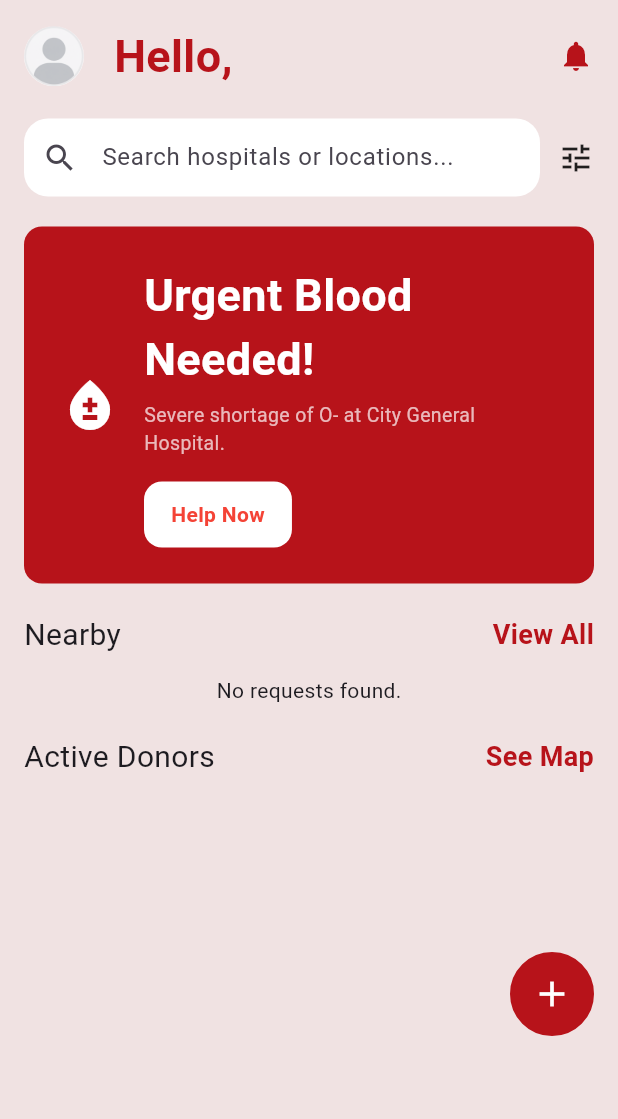
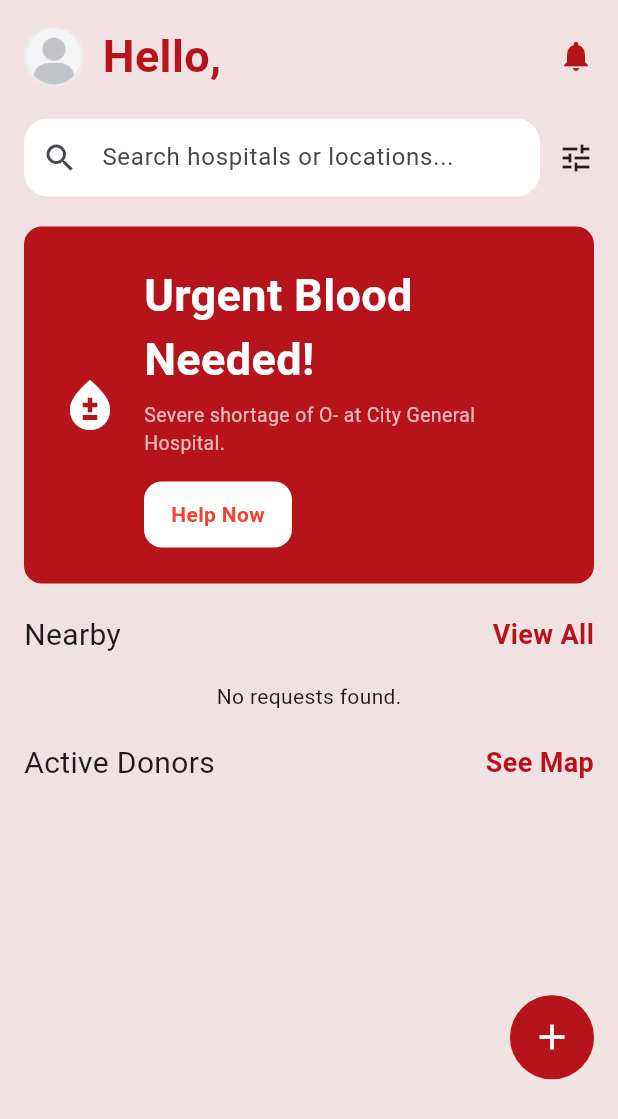
Before and after one commit to Sara2127365/disabilityproject, a Flutter app: the HomeScreen screen opened directly, on a phone screen of 412 x 824 dp. Shown: the top 1119 px of the screen. Run offline on Flutter 3.47's test engine with Material 3 defaults, Android fonts, the phone set to English and light mode, and no system bars; our stand-ins replace bloc, cloud_firestore, device_preview, dio, firebase_auth, firebase_core and 4 more; accounts and stored records are empty.

Commit message:
updateHomeUI

```diff
--- a/lib/features/home/Widgets/active_donors_section.dart
+++ b/lib/features/home/Widgets/active_donors_section.dart
@@ -33,9 +33,9 @@ class _ActiveDonorsSectionState extends State<ActiveDonorsSection> {
             Text('See Map', style: StylesManager.titleText18StylePrimry),
           ],
         ),
-        const SizedBox(height: 15),
+        SizedBox(height: height * 0.01),
         SizedBox(
-          height: height * 0.11,
+          height: height * 0.15,
           child: BlocBuilder<HomeCubit, HomeStates>(
             builder: (context, state) {
               if (state is HomeSuccessState) {
@@ -73,7 +73,7 @@ class _ActiveDonorsSectionState extends State<ActiveDonorsSection> {
             },
           ),
         ),
-        const SizedBox(height: 10),
+        SizedBox(height: height * 0.01),
         Row(
           mainAxisAlignment: MainAxisAlignment.end,
           children: [
--- a/lib/features/home/Widgets/home_header.dart
+++ b/lib/features/home/Widgets/home_header.dart
@@ -10,6 +10,7 @@ class HomeHeader extends StatelessWidget {
 
   @override
   Widget build(BuildContext context) {
+    final width = MediaQuery.of(context).size.width;
     return BlocBuilder<ProfileCubit, ProfileStates>(
       builder: (context, state) {
         if (state is ProfileSuccessState) {
@@ -35,7 +36,7 @@ class HomeHeader extends StatelessWidget {
                         fit: BoxFit.cover,
                       ),
                     ),
-              const SizedBox(width: 20),
+              SizedBox(width: 0.03 * width),
               Expanded(
                 child: Text(
                   'Hello, ${state.userModel.name.split(' ')[0]}',
--- a/lib/features/home/Widgets/nearby_requests_section.dart
+++ b/lib/features/home/Widgets/nearby_requests_section.dart
@@ -35,7 +35,7 @@ class _NearbyRequestsSectionState extends State<NearbyRequestsSection> {
           ],
         ),
 
-        const SizedBox(height: 12),
+        SizedBox(height: height * 0.02),
 
         BlocBuilder<HomeCubit, HomeStates>(
           builder: (context, state) {
```
Also changed, not shown: lib/features/Donation_card/donation_card.dart (+10 -10 lines), lib/main.dart (+5 -6 lines).
